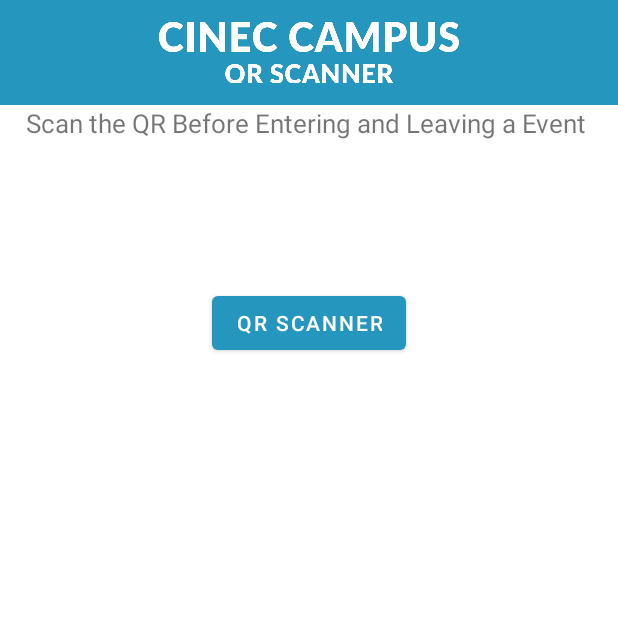
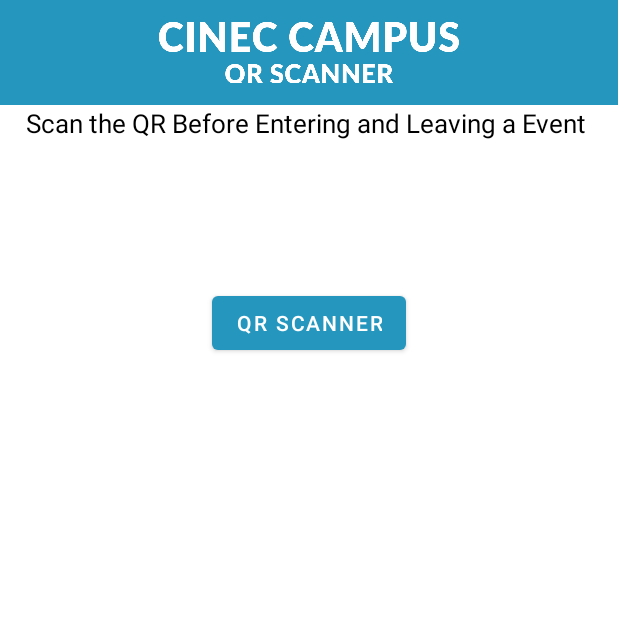
Before and after one commit to chaniru-puldith/Open-Day-Companion-App, an Android app: the QrActivity screen opened directly, with no data from a screen before it, on a phone screen of 412 x 824 dp, the top half of it. Run offline under Robolectric (Android 15) with nearby library versions, the phone set to English and light mode, and no system bars; our stand-ins replace Firebase (no records; nobody signed in at launch, a user with empty details on screens opened directly); libraries missing offline, so code that uses them is left out: com.journeyapps.barcodescanner.

Commit message:
Dark Mode! repack.

```diff
--- a/app/src/main/res/layout/activity_qr.xml
+++ b/app/src/main/res/layout/activity_qr.xml
@@ -5,7 +5,6 @@
     android:layout_width="match_parent"
     android:layout_height="match_parent"
     tools:context=".AgendaActivity"
-    android:background="@color/white"
     android:orientation="vertical">
 
     <LinearLayout
@@ -37,6 +36,7 @@
             android:layout_weight="1"
             android:textSize="17dp"
             android:gravity="center"
+            android:textColor="?attr/text_color"
             android:text="Scan the QR Before Entering and Leaving a Event " />
     </LinearLayout>
 
```
Also changed, not shown: 1 other file.
